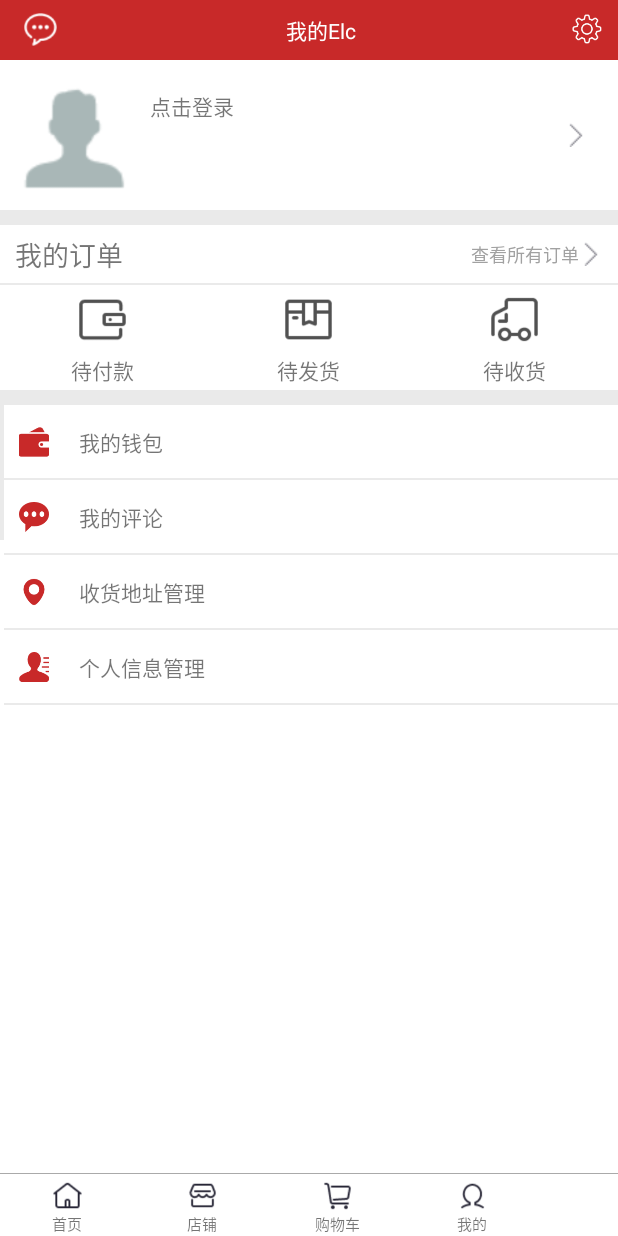
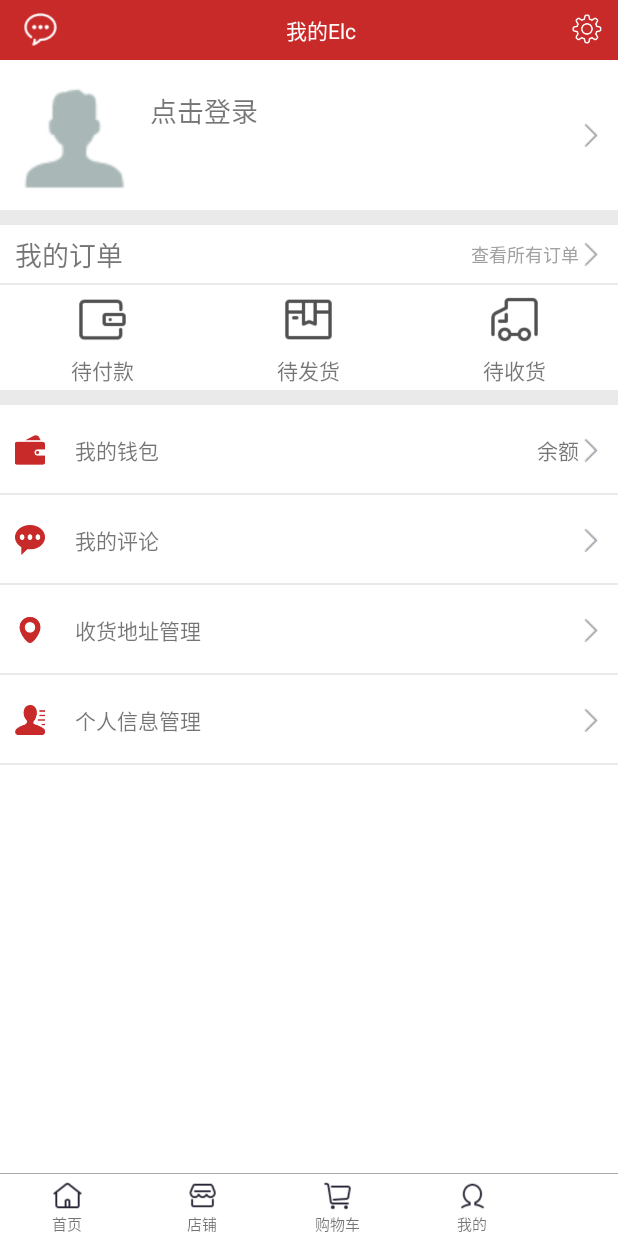
Before and after one commit to JandGit/ElcCommerce, an Android app: the fragment MeFragment placed in its activity, on a phone screen of 412 x 824 dp. Run offline under Robolectric (Android 15) with nearby library versions, the phone set to English and light mode, and no system bars; our stand-ins replace CircleImageView; network calls fail; pictures from the network do not load.

Commit message:
刘俊杰：2016-9-10,

```diff
--- a/app/src/main/java/com/android/tkengine/elccommerce/UI/MeFragment.java
+++ b/app/src/main/java/com/android/tkengine/elccommerce/UI/MeFragment.java
@@ -90,6 +90,14 @@ public class MeFragment extends Fragment {
             }
         });
 
+        //我的钱包
+        mView.findViewById(R.id.rl_myWallet).setOnClickListener(new View.OnClickListener() {
+            @Override
+            public void onClick(View v) {
+                startActivity(new Intent(getActivity(), MywalletActivity.class));
+            }
+        });
+
         return mView;
     }
 
@@ -108,6 +116,8 @@ public class MeFragment extends Fragment {
             Picasso.with(getContext()).load(sp.getString("UserIcon", null)).fit()
                     .error(R.drawable.frgme_userunlogin)
                     .into(iv_userIcon);
+            TextView tv_money = (TextView) mView.findViewById(R.id.tv_money);
+            tv_money.setText("余额" + sp.getFloat("UserMoney", 0));
         }
         else {
             tv_userName.setText("点击登录");
--- a/app/src/main/res/layout/activity_mywallet.xml
+++ b/app/src/main/res/layout/activity_mywallet.xml
@@ -3,10 +3,12 @@
     xmlns:tools="http://schemas.android.com/tools"
     android:layout_width="match_parent"
     android:layout_height="match_parent"
+    android:background="@color/dividerColor"
     tools:context="com.android.tkengine.elccommerce.UI.MywalletActivity">
 
     <android.support.v7.widget.Toolbar
         android:id="@+id/tb"
+        android:background="@color/colorPrimary"
         android:layout_width="match_parent"
         android:layout_height="42dp">
         <RelativeLayout
@@ -38,4 +40,69 @@
         </RelativeLayout>
     </android.support.v7.widget.Toolbar>
 
+    <LinearLayout
+        android:id="@+id/l1"
+        android:layout_below="@+id/tb"
+        android:background="@color/colorWhite"
+        android:layout_marginLeft="10dp"
+        android:layout_marginRight="10dp"
+        android:layout_width="match_parent"
+        android:layout_height="150dp">
+
+        <ImageView
+            android:layout_width="60dp"
+            android:layout_height="60dp"
+            android:id="@+id/imageView"
+            android:src="@drawable/money"
+            android:layout_gravity="center_vertical"
+            android:layout_marginLeft="20dp" />
+
+        <TextView
+            android:layout_gravity="center"
+            android:layout_width="wrap_content"
+            android:layout_height="wrap_content"
+            android:layout_marginLeft="20dp"
+            android:textColor="@color/colorBlack"
+            android:text="余额"
+            android:textSize="20sp"
+            android:id="@+id/tv_money" />
+    </LinearLayout>
+
+    <LinearLayout
+        android:background="@color/colorWhite"
+        android:layout_below="@id/l1"
+        android:layout_marginLeft="10dp"
+        android:layout_marginRight="10dp"
+        android:layout_marginTop="10dp"
+        android:layout_marginBottom="10dp"
+        android:layout_width="match_parent"
+        android:layout_height="match_parent"
+        android:gravity="center_horizontal"
+        android:orientation="vertical">
+
+        <TextView
+            android:layout_width="wrap_content"
+            android:layout_height="wrap_content"
+            android:layout_marginTop="10dp"
+            android:textColor="@color/colorBlack"
+            android:text="充值"
+            android:textSize="20sp"
+            />
+
+        <EditText
+            android:layout_marginTop="80dp"
+            android:layout_width="200dp"
+            android:layout_height="wrap_content"
+            android:hint="输入要充值的金额"
+            android:inputType="number"
+            android:ems="10"
+            />
+
+        <Button
+            android:layout_marginTop="20dp"
+            android:layout_width="200dp"
+            android:layout_height="wrap_content"
+            android:text="充值"
+            android:background="@drawable/actorder_button"/>
+    </LinearLayout>
 </RelativeLayout>
--- a/app/src/main/res/layout/fragment_me.xml
+++ b/app/src/main/res/layout/fragment_me.xml
@@ -7,10 +7,10 @@
 
 
     <android.support.v7.widget.Toolbar
-        android:background="@color/colorPrimary"
         android:id="@+id/tb_meFrgToolbar"
         android:layout_width="match_parent"
-        android:layout_height="40dp">
+        android:layout_height="40dp"
+        android:background="@color/colorPrimary">
 
         <RelativeLayout
             android:layout_width="match_parent"
@@ -37,8 +37,8 @@
                 android:layout_alignParentEnd="true"
                 android:layout_alignParentRight="true"
                 android:layout_centerVertical="true"
+                android:layout_marginEnd="10dp"
                 android:layout_marginRight="10dp"
-                android:layout_marginEnd="10dp"
                 android:scaleType="fitXY"
                 android:src="@drawable/frgme_config" />
         </RelativeLayout>
@@ -55,38 +55,39 @@
             android:id="@+id/iv_frgMeUserIcon"
             android:layout_width="80dp"
             android:layout_height="80dp"
-            android:scaleType="centerCrop"
-            android:layout_alignParentTop="true"
             android:layout_alignParentLeft="true"
             android:layout_alignParentStart="true"
+            android:layout_alignParentTop="true"
+            android:layout_marginBottom="10dp"
             android:layout_marginLeft="10dp"
             android:layout_marginStart="10dp"
             android:layout_marginTop="10dp"
-            android:layout_marginBottom="10dp"
+            android:scaleType="centerCrop"
             android:src="@drawable/frgme_userunlogin" />
 
         <TextView
             android:id="@+id/tv_frgMe_userName"
             android:layout_width="wrap_content"
             android:layout_height="wrap_content"
-            android:layout_toRightOf="@+id/iv_frgMeUserIcon"
-            android:layout_toEndOf="@+id/iv_frgMeUserIcon"
+            android:layout_alignTop="@id/iv_frgMeUserIcon"
             android:layout_marginLeft="10dp"
             android:layout_marginStart="10dp"
-            android:layout_alignTop="@id/iv_frgMeUserIcon"
             android:layout_marginTop="10dp"
+            android:layout_toEndOf="@+id/iv_frgMeUserIcon"
+            android:layout_toRightOf="@+id/iv_frgMeUserIcon"
             android:gravity="center"
-            android:text="点击登录" />
+            android:text="点击登录"
+            android:textSize="18sp" />
 
         <ImageView
-            android:src="@drawable/frgme_more"
             android:layout_width="wrap_content"
             android:layout_height="wrap_content"
+            android:layout_alignParentEnd="true"
+            android:layout_alignParentRight="true"
             android:layout_centerVertical="true"
-            android:layout_alignParentRight="true"
-            android:layout_alignParentEnd="true"
-            android:layout_marginEnd="20dp"
-            android:layout_marginRight="20dp"/>
+            android:layout_marginEnd="10dp"
+            android:layout_marginRight="10dp"
+            android:src="@drawable/frgme_more" />
 
     </RelativeLayout>
 
@@ -96,21 +97,21 @@
         android:background="#eaeaea" />
 
     <RelativeLayout
-        android:background="?attr/selectableItemBackground"
-        android:clickable="true"
+        android:id="@+id/showMyOrders"
         android:layout_width="match_parent"
         android:layout_height="40dp"
-        android:id="@+id/showMyOrders">
+        android:background="?attr/selectableItemBackground"
+        android:clickable="true">
 
         <TextView
             android:id="@+id/textView1"
             android:layout_width="wrap_content"
             android:layout_height="wrap_content"
+            android:layout_alignParentLeft="true"
             android:layout_alignParentStart="true"
-            android:layout_alignParentLeft="true"
             android:layout_centerVertical="true"
+            android:layout_marginLeft="10dp"
             android:layout_marginStart="10dp"
-            android:layout_marginLeft="10dp"
             android:text="我的订单"
             android:textSize="18sp" />
 
@@ -119,10 +120,10 @@
             android:layout_height="wrap_content"
             android:layout_alignParentEnd="true"
             android:layout_alignParentRight="true"
+            android:layout_centerVertical="true"
             android:layout_marginEnd="10dp"
             android:layout_marginRight="10dp"
             android:drawableRight="@drawable/frgme_more"
-            android:layout_centerVertical="true"
             android:text="查看所有订单"
             android:textColor="@color/colorGray"
             android:textSize="12sp" />
@@ -135,19 +136,20 @@
             android:background="#eaeaea" />
 
     </RelativeLayout>
+
     <LinearLayout
         android:layout_width="match_parent"
         android:layout_height="wrap_content">
 
         <LinearLayout
+            android:id="@+id/unpaidOrder"
+            android:layout_width="0dp"
+            android:layout_height="70dp"
+            android:layout_weight="1"
             android:background="?attr/selectableItemBackground"
             android:clickable="true"
-            android:layout_weight="1"
-            android:orientation="vertical"
             android:gravity="center_horizontal"
-            android:layout_width="0dp"
-            android:layout_height="70dp"
-            android:id="@+id/unpaidOrder">
+            android:orientation="vertical">
 
             <ImageView
                 android:id="@+id/iv_frgMeUnpaid"
@@ -159,20 +161,21 @@
             <TextView
                 android:layout_width="wrap_content"
                 android:layout_height="wrap_content"
+                android:layout_marginBottom="5dp"
                 android:layout_marginTop="5dp"
-                android:layout_marginBottom="5dp"
                 android:gravity="center"
                 android:text="待付款" />
         </LinearLayout>
+
         <LinearLayout
+            android:id="@+id/unsentOrder"
+            android:layout_width="0dp"
+            android:layout_height="70dp"
+            android:layout_weight="1"
             android:background="?attr/selectableItemBackground"
             android:clickable="true"
-            android:layout_weight="1"
-            android:orientation="vertical"
             android:gravity="center_horizontal"
-            android:layout_width="0dp"
-            android:layout_height="70dp"
-            android:id="@+id/unsentOrder">
+            android:orientation="vertical">
 
             <ImageView
                 android:id="@+id/iv_frgMeUnsent"
@@ -184,20 +187,21 @@
             <TextView
                 android:layout_width="wrap_content"
                 android:layout_height="wrap_content"
+                android:layout_marginBottom="5dp"
                 android:layout_marginTop="5dp"
-                android:layout_marginBottom="5dp"
                 android:gravity="center"
                 android:text="待发货" />
         </LinearLayout>
+
         <LinearLayout
+            android:id="@+id/unrecievedOrder"
+            android:layout_width="0dp"
+            android:layout_height="70dp"
+            android:layout_weight="1"
             android:background="?attr/selectableItemBackground"
             android:clickable="true"
-            android:layout_weight="1"
-            android:orientation="vertical"
             android:gravity="center_horizontal"
-            android:layout_width="0dp"
-            android:layout_height="70dp"
-            android:id="@+id/unrecievedOrder">
+            android:orientation="vertical">
 
             <ImageView
                 android:id="@+id/iv_frgMeUnrecieved"
@@ -210,8 +214,8 @@
                 android:id="@+id/text2"
                 android:layout_width="wrap_content"
                 android:layout_height="wrap_content"
+                android:layout_marginBottom="5dp"
                 android:layout_marginTop="5dp"
-                android:layout_marginBottom="5dp"
                 android:gravity="center"
                 android:text="待收货" />
         </LinearLayout>
@@ -225,212 +229,192 @@
     <LinearLayout
         android:layout_width="match_parent"
         android:layout_height="wrap_content"
-        android:background="@color/colorWhite">
-
-        <LinearLayout
-            android:layout_width="0dp"
-            android:layout_height="90dp"
-            android:layout_weight="1"
-            android:background="?attr/selectableItemBackground"
-            android:clickable="true"
+        android:background="@color/colorWhite"
         android:orientation="vertical">
 
+        <RelativeLayout
+            android:id="@+id/rl_myWallet"
+            android:layout_width="match_parent"
+            android:layout_height="60dp"
+            android:background="?attr/selectableItemBackground"
+            android:clickable="true">
+
             <ImageView
-                android:layout_width="35dp"
-                android:layout_height="35dp"
-                android:layout_gravity="center"
-                android:scaleType="centerInside"
-                android:src="@drawable/frgme_wallet"
-                android:layout_marginTop="10dp" />
+                android:id="@+id/iv1"
+                android:layout_width="20dp"
+                android:layout_height="20dp"
+                android:layout_alignParentLeft="true"
+                android:layout_alignParentStart="true"
+                android:layout_centerVertical="true"
+                android:layout_marginLeft="10dp"
+                android:layout_marginStart="10dp"
+                android:scaleType="centerCrop"
+                android:src="@drawable/frgme_wallet" />
 
             <TextView
-                android:layout_width="match_parent"
-                android:layout_height="20dp"
-                android:layout_marginBottom="10dp"
-                android:gravity="center"
-                android:text="我的钱包"
-                android:layout_marginTop="10dp" />
-        </LinearLayout>
-
-        <View
-            android:layout_width="1dp"
-            android:layout_height="90dp"
-            android:background="#eaeaea" />
-
-        <LinearLayout
-            android:layout_width="0dp"
-            android:layout_height="90dp"
-            android:layout_weight="1"
-            android:background="?attr/selectableItemBackground"
-            android:clickable="true"
-            android:orientation="vertical">
-
-            <ImageView
-                android:layout_width="35dp"
-                android:layout_height="35dp"
-                android:layout_gravity="center"
-                android:scaleType="centerInside"
-                android:src="@drawable/frgme_comment"
-                android:layout_marginTop="10dp" />
-
-            <TextView
-                android:layout_width="match_parent"
-                android:layout_height="20dp"
-                android:layout_marginBottom="10dp"
-                android:gravity="center"
-                android:text="我的评论"
-                android:layout_marginTop="10dp" />
-        </LinearLayout>
-
-        <View
-            android:layout_width="1dp"
-            android:layout_height="90dp"
-            android:background="#eaeaea" />
-
-        <LinearLayout
-            android:orientation="vertical"
-            android:layout_width="match_parent"
-            android:layout_height="wrap_content">
-
-            <RelativeLayout
-                android:background="?attr/selectableItemBackground"
-                android:clickable="true"
-                android:layout_width="match_parent"
-                android:layout_height="50dp"
-                android:id="@+id/rl_myWallet">
-                <ImageView
-                    android:id="@+id/iv1"
-                    android:scaleType="centerCrop"
-                    android:src="@drawable/frgme_wallet"
-                    android:layout_alignParentLeft="true"
-                    android:layout_alignParentStart="true"
-                    android:layout_marginLeft="10dp"
-                    android:layout_marginStart="10dp"
-                    android:layout_centerVertical="true"
-                    android:layout_width="20dp"
-                    android:layout_height="20dp" />
-
-                <TextView
-                    android:text="我的钱包"
                 android:layout_width="wrap_content"
                 android:layout_height="wrap_content"
-                    android:layout_toRightOf="@+id/iv1"
-                    android:layout_toEndOf="@+id/iv1"
+                android:layout_centerVertical="true"
                 android:layout_marginLeft="20dp"
                 android:layout_marginStart="20dp"
-                    android:layout_centerVertical="true"/>
+                android:layout_toEndOf="@+id/iv1"
+                android:layout_toRightOf="@+id/iv1"
+                android:text="我的钱包" />
 
             <View
                 android:layout_width="match_parent"
                 android:layout_height="1dp"
-                    android:background="@color/dividerColor"
-                    android:layout_alignParentBottom="true"/>
+                android:layout_alignParentBottom="true"
+                android:background="@color/dividerColor" />
+
+            <TextView
+                android:id="@+id/tv_money"
+                android:layout_width="wrap_content"
+                android:layout_height="wrap_content"
+                android:text="余额"
+                android:drawableRight="@drawable/frgme_more"
+                android:layout_marginRight="10dp"
+                android:layout_marginEnd="10dp"
+                android:layout_centerVertical="true"
+                android:layout_alignParentRight="true"
+                android:layout_alignParentEnd="true"/>
         </RelativeLayout>
+
         <RelativeLayout
+            android:id="@+id/rl_myComment"
+            android:layout_width="match_parent"
+            android:layout_height="60dp"
             android:background="?attr/selectableItemBackground"
-                android:clickable="true"
-                android:layout_width="match_parent"
-                android:layout_height="50dp"
-                android:id="@+id/rl_myComment">
+            android:clickable="true">
+
             <ImageView
                 android:id="@+id/iv2"
-                    android:scaleType="centerCrop"
-                    android:src="@drawable/frgme_comment"
+                android:layout_width="20dp"
+                android:layout_height="20dp"
                 android:layout_alignParentLeft="true"
                 android:layout_alignParentStart="true"
+                android:layout_centerVertical="true"
                 android:layout_marginLeft="10dp"
                 android:layout_marginStart="10dp"
-                    android:layout_centerVertical="true"
-                    android:layout_width="20dp"
-                    android:layout_height="20dp" />
+                android:scaleType="centerCrop"
+                android:src="@drawable/frgme_comment" />
 
             <TextView
-                    android:text="我的评论"
                 android:layout_width="wrap_content"
                 android:layout_height="wrap_content"
-                    android:layout_toRightOf="@+id/iv2"
-                    android:layout_toEndOf="@+id/iv2"
+                android:layout_centerVertical="true"
                 android:layout_marginLeft="20dp"
                 android:layout_marginStart="20dp"
-                    android:layout_centerVertical="true"/>
+                android:layout_toEndOf="@+id/iv2"
+                android:layout_toRightOf="@+id/iv2"
+                android:text="我的评论" />
+
+            <ImageView
+                android:layout_width="wrap_content"
+                android:layout_height="wrap_content"
+                android:layout_centerVertical="true"
+                android:layout_alignParentEnd="true"
+                android:layout_alignParentRight="true"
+                android:layout_marginRight="10dp"
+                android:layout_marginEnd="10dp"
+                android:src="@drawable/frgme_more"/>
 
             <View
                 android:layout_width="match_parent"
                 android:layout_height="1dp"
-                    android:background="@color/dividerColor"
-                    android:layout_alignParentBottom="true"/>
+                android:layout_alignParentBottom="true"
+                android:background="@color/dividerColor" />
         </RelativeLayout>
+
         <RelativeLayout
+            android:id="@+id/rl_myAddress"
+            android:layout_width="match_parent"
+            android:layout_height="60dp"
             android:background="?attr/selectableItemBackground"
-                android:clickable="true"
-                android:layout_width="match_parent"
-                android:layout_height="50dp"
-                android:id="@+id/rl_myAddress">
+            android:clickable="true">
+
             <ImageView
                 android:id="@+id/iv3"
-                    android:scaleType="centerCrop"
-                    android:src="@drawable/frgme_location"
+                android:layout_width="20dp"
+                android:layout_height="20dp"
                 android:layout_alignParentLeft="true"
                 android:layout_alignParentStart="true"
+                android:layout_centerVertical="true"
                 android:layout_marginLeft="10dp"
                 android:layout_marginStart="10dp"
-                    android:layout_centerVertical="true"
-                    android:layout_width="20dp"
-                    android:layout_height="20dp" />
+                android:scaleType="centerCrop"
+                android:src="@drawable/frgme_location" />
 
             <TextView
-                    android:text="收货地址管理"
                 android:layout_width="wrap_content"
                 android:layout_height="wrap_content"
-                    android:layout_toRightOf="@+id/iv3"
-                    android:layout_toEndOf="@+id/iv3"
+                android:layout_centerVertical="true"
                 android:layout_marginLeft="20dp"
                 android:layout_marginStart="20dp"
-                    android:layout_centerVertical="true"/>
+                android:layout_toEndOf="@+id/iv3"
+                android:layout_toRightOf="@+id/iv3"
+                android:text="收货地址管理" />
+            <ImageView
+                android:layout_width="wrap_content"
+                android:layout_height="wrap_content"
+                android:layout_centerVertical="true"
+                android:layout_alignParentEnd="true"
+                android:layout_alignParentRight="true"
+                android:layout_marginRight="10dp"
+                android:layout_marginEnd="10dp"
+                android:src="@drawable/frgme_more"/>
 
             <View
                 android:layout_width="match_parent"
                 android:layout_height="1dp"
-                    android:background="@color/dividerColor"
-                    android:layout_alignParentBottom="true"/>
+                android:layout_alignParentBottom="true"
+                android:background="@color/dividerColor" />
         </RelativeLayout>
+
         <RelativeLayout
+            android:id="@+id/rl_myInfo"
+            android:layout_width="match_parent"
+            android:layout_height="60dp"
             android:background="?attr/selectableItemBackground"
-                android:clickable="true"
-                android:layout_width="match_parent"
-                android:layout_height="50dp"
-                android:id="@+id/rl_myInfo">
+            android:clickable="true">
+
             <ImageView
                 android:id="@+id/iv4"
-                    android:scaleType="centerCrop"
-                    android:src="@drawable/frgme_personalinfo"
+                android:layout_width="20dp"
+                android:layout_height="20dp"
                 android:layout_alignParentLeft="true"
                 android:layout_alignParentStart="true"
+                android:layout_centerVertical="true"
                 android:layout_marginLeft="10dp"
                 android:layout_marginStart="10dp"
-                    android:layout_centerVertical="true"
-                    android:layout_width="20dp"
-                    android:layout_height="20dp" />
+                android:scaleType="centerCrop"
+                android:src="@drawable/frgme_personalinfo" />
 
             <TextView
-                    android:text="个人信息管理"
                 android:layout_width="wrap_content"
                 android:layout_height="wrap_content"
-                    android:layout_toRightOf="@+id/iv4"
-                    android:layout_toEndOf="@+id/iv4"
+                android:layout_centerVertical="true"
                 android:layout_marginLeft="20dp"
                 android:layout_marginStart="20dp"
-                    android:layout_centerVertical="true"/>
+                android:layout_toEndOf="@+id/iv4"
+                android:layout_toRightOf="@+id/iv4"
+                android:text="个人信息管理" />
+            <ImageView
+                android:layout_width="wrap_content"
+                android:layout_height="wrap_content"
+                android:layout_centerVertical="true"
+                android:layout_alignParentEnd="true"
+                android:layout_alignParentRight="true"
+                android:layout_marginRight="10dp"
+                android:layout_marginEnd="10dp"
+                android:src="@drawable/frgme_more"/>
 
             <View
                 android:layout_width="match_parent"
                 android:layout_height="1dp"
-                    android:background="@color/dividerColor"
-                    android:layout_alignParentBottom="true"/>
+                android:layout_alignParentBottom="true"
+                android:background="@color/dividerColor" />
         </RelativeLayout>
 
     </LinearLayout>
-
 </LinearLayout>
-
-</LinearLayout>
```
Also changed, not shown: app/src/main/res/drawable/money.png (added). Lines whose indentation alone changed are shown as unchanged.
